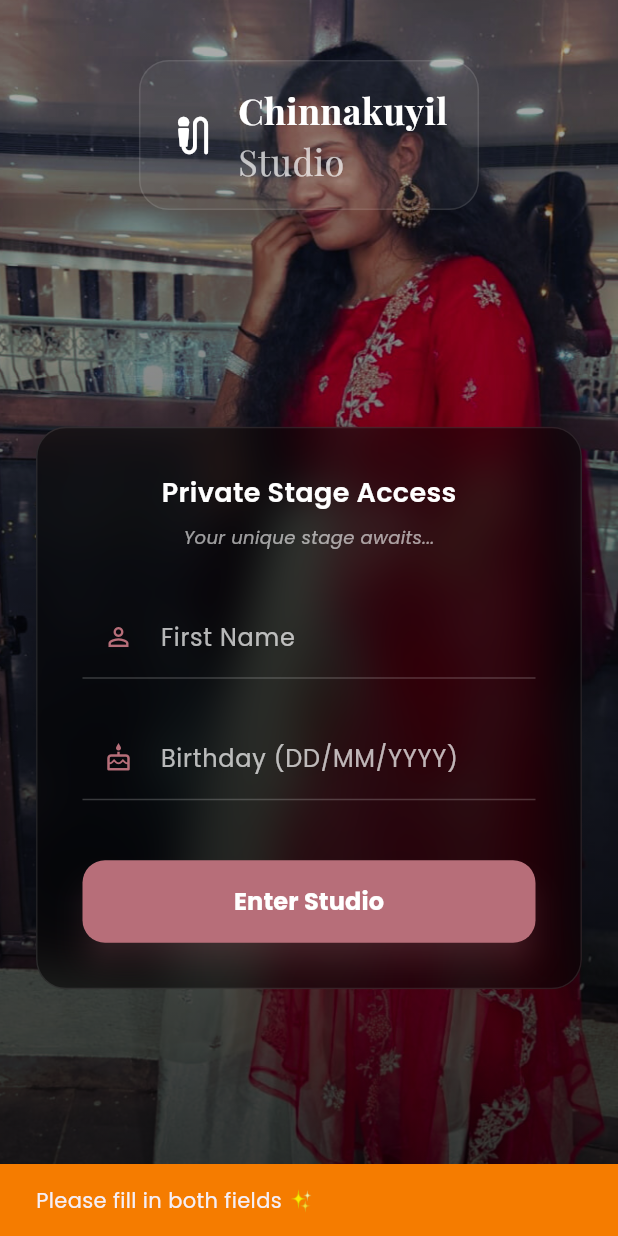
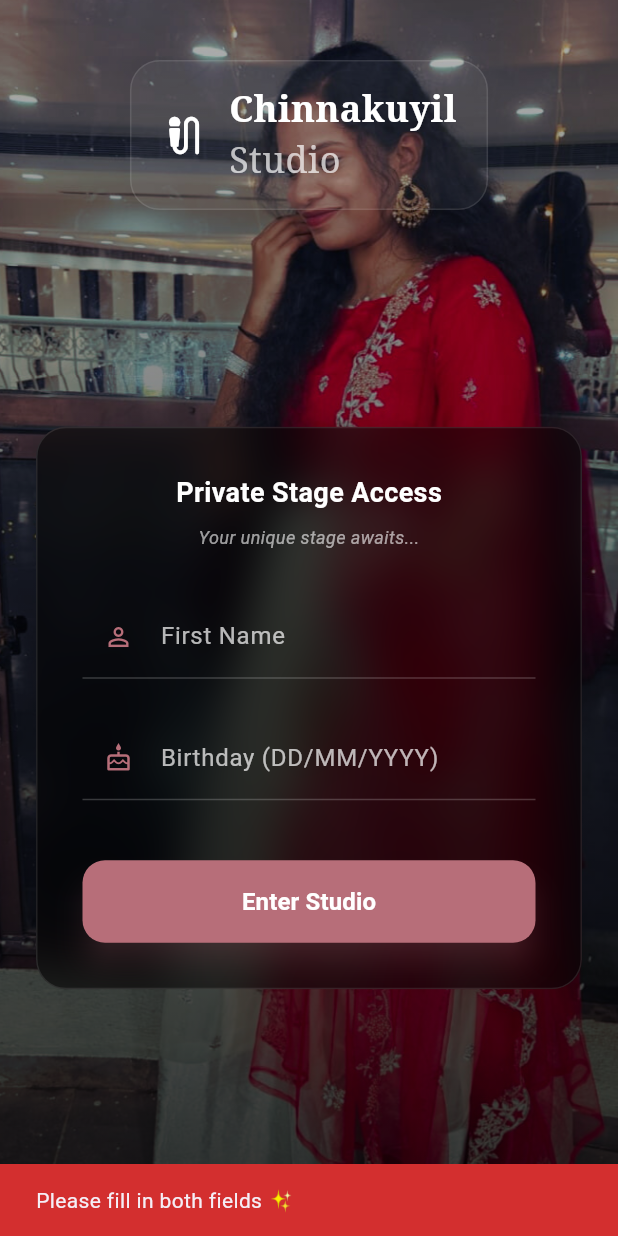
Before and after one commit to Sriram-01-code/chinnakuyil_studio_mobile, a Flutter app: the screen it shows after launch, after a tap on "Enter Studio", on a phone screen of 412 x 824 dp. Run offline on Flutter 3.47's test engine with Material 3 defaults, Android fonts, the phone set to English and light mode, and no system bars; our stand-ins replace audioplayers, cloud_firestore, confetti, firebase_core, firebase_storage, flutter_animate and 9 more; missing offline and left inert: in_app_update, record, version; accounts and stored records are empty.

Commit message:
Emergency Fix: Removed google_fonts to resolve build crash

```diff
--- a/lib/screens/auth_screen.dart
+++ b/lib/screens/auth_screen.dart
@@ -1,7 +1,6 @@
 import 'package:flutter/material.dart';
 import 'dart:ui';
 import 'package:provider/provider.dart';
-import 'package:google_fonts/google_fonts.dart';
 import '../providers/app_state.dart';
 import '../widgets/glass_container.dart';
 
@@ -20,9 +19,9 @@ class _AuthScreenState extends State<AuthScreen> {
   Future<void> _handleLogin() async {
     if (_nameController.text.trim().isEmpty || _dobController.text.trim().isEmpty) {
       ScaffoldMessenger.of(context).showSnackBar(
-        SnackBar(
-          content: Text('Please fill in both fields ✨', style: GoogleFonts.poppins()),
-          backgroundColor: Colors.orange[700],
+        const SnackBar(
+          content: Text('Please fill in both fields ✨'),
+          backgroundColor: Color(0xFFD32F2F),
         ),
       );
       return;
@@ -38,9 +37,9 @@ class _AuthScreenState extends State<AuthScreen> {
     if (!success) {
       setState(() => _isLoading = false);
       ScaffoldMessenger.of(context).showSnackBar(
-        SnackBar(
-          content: Text('Oops! Check the name and birthday again ✨', style: GoogleFonts.poppins()),
-          backgroundColor: Colors.red[400],
+        const SnackBar(
+          content: Text('Oops! Check the name and birthday again ✨'),
+          backgroundColor: Color(0xFFD32F2F),
         ),
       );
     }
@@ -48,12 +47,11 @@ class _AuthScreenState extends State<AuthScreen> {
 
   @override
   Widget build(BuildContext context) {
-    // Use MediaQuery for responsive design
     final screenSize = MediaQuery.of(context).size;
     final isSmallScreen = screenSize.height < 600;
 
     return Scaffold(
-      resizeToAvoidBottomInset: true, // Key for keyboard handling
+      resizeToAvoidBottomInset: true,
       body: Stack(
         children: [
           Positioned.fill(
@@ -63,8 +61,6 @@ class _AuthScreenState extends State<AuthScreen> {
               errorBuilder: (context, error, stackTrace) => Container(color: Colors.black),
             ),
           ),
-
-          // Background overlay
           Positioned.fill(
             child: Container(
               decoration: BoxDecoration(
@@ -87,8 +83,6 @@ class _AuthScreenState extends State<AuthScreen> {
                     child: Column(
                       children: [
                         SizedBox(height: isSmallScreen ? 20 : 40),
-
-                        // Header section
                         Container(
                           padding: const EdgeInsets.symmetric(horizontal: 20, vertical: 15),
                           decoration: BoxDecoration(
@@ -96,28 +90,30 @@ class _AuthScreenState extends State<AuthScreen> {
                             borderRadius: BorderRadius.circular(20),
                             border: Border.all(color: Colors.white.withOpacity(0.1)),
                           ),
-                          child: Row(
+                          child: const Row(
                             mainAxisSize: MainAxisSize.min,
                             children: [
-                              const Icon(Icons.mic_external_on_rounded, size: 30, color: Colors.white),
-                              const SizedBox(width: 15),
+                              Icon(Icons.mic_external_on_rounded, size: 30, color: Colors.white),
+                              SizedBox(width: 15),
                               Column(
                                 crossAxisAlignment: CrossAxisAlignment.start,
                                 children: [
                                   Text(
                                     'Chinnakuyil',
-                                    style: GoogleFonts.playfairDisplay(
+                                    style: TextStyle(
                                       fontSize: 24,
                                       fontWeight: FontWeight.w700,
                                       color: Colors.white,
+                                      fontFamily: 'serif',
                                     ),
                                   ),
                                   Text(
                                     'Studio',
-                                    style: GoogleFonts.playfairDisplay(
+                                    style: TextStyle(
                                       fontSize: 24,
                                       fontWeight: FontWeight.w300,
                                       color: Colors.white70,
+                                      fontFamily: 'serif',
                                     ),
                                   ),
                                 ],
@@ -125,55 +121,52 @@ class _AuthScreenState extends State<AuthScreen> {
                             ],
                           ),
                         ),
-
                         const Spacer(),
-
-                        // Auth Card
                         GlassContainer(
                           padding: const EdgeInsets.all(30),
                           child: Column(
                             mainAxisSize: MainAxisSize.min,
                             children: [
-                              Text(
+                              const Text(
                                 'Private Stage Access',
-                                style: GoogleFonts.poppins(
+                                style: TextStyle(
                                   fontSize: 18,
                                   color: Colors.white,
                                   fontWeight: FontWeight.w600
                                 )
                               ),
                               const SizedBox(height: 8),
-                              Text(
+                              const Text(
                                 'Your unique stage awaits...',
-                                style: GoogleFonts.poppins(
+                                style: TextStyle(
                                   fontSize: 12,
                                   color: Colors.white60,
                                   fontStyle: FontStyle.italic
                                 )
                               ),
                               const SizedBox(height: 30),
-
                               TextField(
                                 controller: _nameController,
-                                style: GoogleFonts.poppins(color: Colors.white),
+                                style: const TextStyle(color: Colors.white),
                                 textInputAction: TextInputAction.next,
                                 decoration: InputDecoration(
                                   labelText: 'First Name',
-                                  labelStyle: GoogleFonts.poppins(color: Colors.white70),
+                                  labelStyle: const TextStyle(color: Colors.white70),
                                   prefixIcon: const Icon(Icons.person_outline, color: Color(0xFFB76E79), size: 20),
+                                  hintText: 'Sriram / Sathi',
+                                  hintStyle: TextStyle(color: Colors.white.withOpacity(0.2)),
                                   enabledBorder: UnderlineInputBorder(borderSide: BorderSide(color: Colors.white.withOpacity(0.2))),
                                   focusedBorder: const UnderlineInputBorder(borderSide: BorderSide(color: Color(0xFFB76E79))),
                                 ),
                               ),
                               const SizedBox(height: 25),
-
                               TextField(
                                 controller: _dobController,
                                 keyboardType: TextInputType.number,
-                                style: GoogleFonts.poppins(color: Colors.white),
+                                style: const TextStyle(color: Colors.white),
                                 decoration: InputDecoration(
                                   labelText: 'Birthday (DD/MM/YYYY)',
-                                  labelStyle: GoogleFonts.poppins(color: Colors.white70),
+                                  labelStyle: const TextStyle(color: Colors.white70),
                                   prefixIcon: const Icon(Icons.cake_outlined, color: Color(0xFFB76E79), size: 20),
                                   hintText: '04/03/2003',
                                   hintStyle: TextStyle(color: Colors.white.withOpacity(0.2)),
@@ -183,7 +176,6 @@ class _AuthScreenState extends State<AuthScreen> {
                                 onChanged: _formatDOB,
                               ),
                               const SizedBox(height: 40),
-
                               SizedBox(
                                 width: double.infinity,
                                 height: 55,
@@ -202,15 +194,14 @@ class _AuthScreenState extends State<AuthScreen> {
                                         height: 24,
                                         child: CircularProgressIndicator(color: Colors.white, strokeWidth: 2),
                                       )
-                                    : Text('Enter Studio', style: GoogleFonts.poppins(fontSize: 16, fontWeight: FontWeight.bold)),
+                                    : const Text('Enter Studio', style: TextStyle(fontSize: 16, fontWeight: FontWeight.bold)),
                                 ),
                               ),
                             ],
                           ),
                         ),
-
                         const Spacer(),
-                        SizedBox(height: 20),
+                        const SizedBox(height: 20),
                       ],
                     ),
                   ),
@@ -226,18 +217,12 @@ class _AuthScreenState extends State<AuthScreen> {
   void _formatDOB(String value) {
     String cleanedText = value.replaceAll('/', '');
     if (cleanedText.isEmpty) return;
-
-    // Only process digits
     if (!RegExp(r'^[0-9]+$').hasMatch(cleanedText)) return;
-
     String formattedText = '';
-
-    // Safe substring operations with bounds checking
     if (cleanedText.length >= 1) {
       final dayLength = cleanedText.length >= 2 ? 2 : cleanedText.length;
       formattedText += cleanedText.substring(0, dayLength);
     }
-
     if (cleanedText.length >= 3) {
       formattedText += '/';
       final monthStart = 2;
@@ -246,7 +231,6 @@ class _AuthScreenState extends State<AuthScreen> {
         formattedText += cleanedText.substring(monthStart, monthEnd);
       }
     }
-
     if (cleanedText.length >= 5) {
       formattedText += '/';
       final yearStart = 4;
@@ -255,8 +239,6 @@ class _AuthScreenState extends State<AuthScreen> {
         formattedText += cleanedText.substring(yearStart, yearEnd);
       }
     }
-
-    // Update if different
     if (value != formattedText) {
       _dobController.value = TextEditingValue(
         text: formattedText,
--- a/pubspec.yaml
+++ b/pubspec.yaml
@@ -38,7 +38,6 @@ dependencies:
 
   # UI & FX
   flutter_animate: ^4.5.0
-  google_fonts: 6.2.1
   confetti: ^0.7.0
   vibration: 1.9.0
 
@@ -55,11 +54,10 @@ dev_dependencies:
     sdk: flutter
   flutter_lints: ^3.0.0
 
-# Critical Overrides for Absolute Build Stability
+# Critical Overrides for Build Stability
 dependency_overrides:
   record_platform_interface: 1.1.0
   record_linux: 0.7.2
-  google_fonts: 6.2.1
   vibration: 1.9.0
 
 flutter:
```
